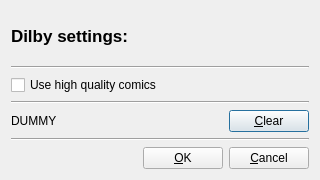
Qt form settingsdialog.ui (Huulivoide/Dilby) before a commit.
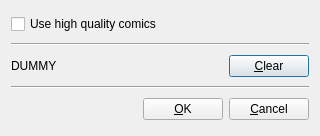
The same form after that commit.

Commit message: Settings window has an title, remove the header.

What changed in the file:
```diff
--- a/settingsdialog.ui
+++ b/settingsdialog.ui
@@ -7,38 +7,13 @@
     <x>0</x>
     <y>0</y>
     <width>320</width>
-    <height>180</height>
+    <height>136</height>
    </rect>
   </property>
   <property name="windowTitle">
    <string notr="true">Settings</string>
   </property>
   <layout class="QVBoxLayout" name="verticalLayout">
-   <item>
-    <widget class="QLabel" name="labelSettings">
-     <property name="font">
-      <font>
-       <pointsize>13</pointsize>
-       <weight>75</weight>
-       <bold>true</bold>
-       <underline>false</underline>
-      </font>
-     </property>
-     <property name="toolTipDuration">
-      <number>-1</number>
-     </property>
-     <property name="text">
-      <string>Dilby settings:</string>
-     </property>
-    </widget>
-   </item>
-   <item>
-    <widget class="Line" name="line">
-     <property name="orientation">
-      <enum>Qt::Horizontal</enum>
-     </property>
-    </widget>
-   </item>
    <item>
     <widget class="QCheckBox" name="checkUseHG">
      <property name="text">
```
Left out of the diff: 2 changed lines with no effect on the pictures.
